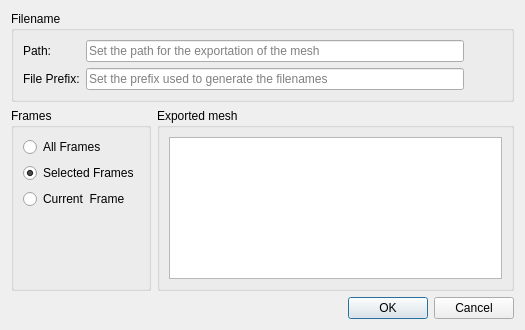
Qt form Tools/Mokka/ExportSTLDialog.ui (Biomechanical-ToolKit/BTKCore) before a commit.
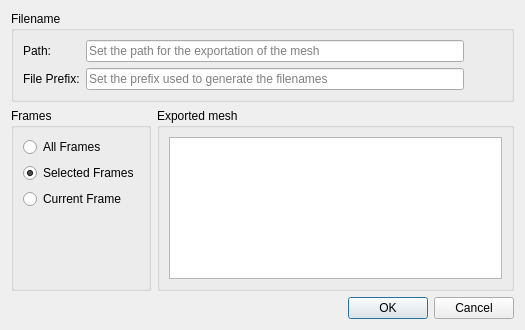
The same form after that commit. Icons and pictures are not drawn.

Commit message: [FIX] Mokka: Extra space in "Current Frame".

```diff
--- a/Tools/Mokka/ExportSTLDialog.ui
+++ b/Tools/Mokka/ExportSTLDialog.ui
@@ -120,7 +120,7 @@
       <item>
        <widget class="QRadioButton" name="currentFrameRadioButton">
         <property name="text">
-         <string>Current  Frame</string>
+         <string>Current Frame</string>
         </property>
        </widget>
       </item>
```
The commit also changes 1 other file.
